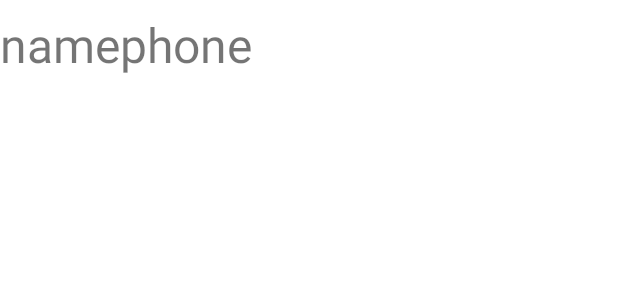
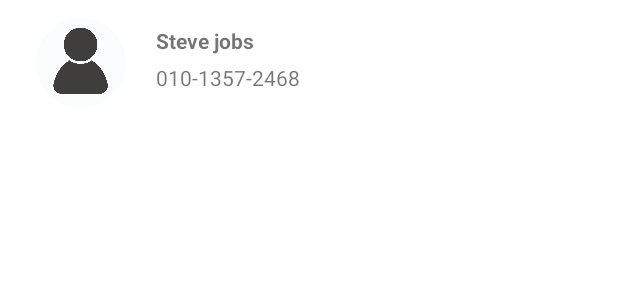
Before and after one commit to heading-2021/heading, an Android app: the layout tab1_item_recycle.xml on its own in the app's theme, with its tools: preview values and no code run, on a phone screen of 412 x 824 dp. Shown: the top 300 px of the screen. Run offline under Robolectric (Android 15) with nearby library versions, the phone set to English and light mode, and no system bars.

Commit message:
contacts ui with no special function done

```diff
--- a/app/build.gradle
+++ b/app/build.gradle
@@ -33,7 +33,7 @@ android {
 }
 
 dependencies {
-
+    implementation 'androidx.work:work-runtime-ktx:2.7.0'
     implementation 'androidx.core:core-ktx:1.7.0'
     implementation 'androidx.appcompat:appcompat:1.4.0'
     implementation 'com.google.android.material:material:1.4.0'
--- a/app/src/main/java/com/example/test/Tab1.kt
+++ b/app/src/main/java/com/example/test/Tab1.kt
@@ -1,7 +1,11 @@
 package com.example.test
 
+import android.Manifest
+import android.app.AlertDialog
 import android.content.ContentResolver
 import android.content.Context
+import android.content.DialogInterface
+import android.content.pm.PackageManager
 import android.database.Cursor
 import android.net.Uri
 import android.os.Bundle
@@ -11,9 +15,11 @@ import androidx.fragment.app.Fragment
 import android.view.LayoutInflater
 import android.view.View
 import android.view.ViewGroup
+import androidx.core.app.ActivityCompat
+import androidx.core.content.ContextCompat
 import androidx.recyclerview.widget.LinearLayoutManager
 import androidx.recyclerview.widget.RecyclerView
-import kotlinx.android.synthetic.main.tab1_fragment.*
+import kotlinx.android.synthetic.main.fragment_tab1.*
 
 class Tab1 : Fragment() {
     // TODO: Rename and change types of parameters
@@ -22,12 +28,26 @@ class Tab1 : Fragment() {
     private var mContext : Context? = null
     private var contactsData : MutableList<PhoneBook>? = null
 
+    override fun onRequestPermissionsResult(requestCode: Int, permissions:Array<String>, grantResults:IntArray){
+        when (requestCode) {
+            1000 -> {
+                if ((grantResults.isNotEmpty() && grantResults[0]== PackageManager.PERMISSION_GRANTED)) {
+                    //권한 획득 성공
+                }else{
+                    //권한 획득 실패
+                }
+            }
+        }
+    }
 
     override fun onAttach(context : Context){
         super.onAttach(context)
 //        Log.d("where","tab1Attach")
         if (context is MainActivity) {
             mContext = context
+            if (mContext == null){
+                throw java.lang.IllegalArgumentException("mContext is null")
+            }
         }
     }
 
@@ -37,27 +57,37 @@ class Tab1 : Fragment() {
     ): View? {
         // Inflate the layout for this fragment
 //        Log.d("where","tab1OnCreateView")
-        return inflater.inflate(R.layout.tab1_fragment, container, false)
+        return inflater.inflate(R.layout.fragment_tab1, container, false)
     }
 
     override fun onViewCreated(itemView: View, savedInstanceState: Bundle?) {
         super.onViewCreated(itemView, savedInstanceState)
-        Log.d("where","tab1OnCreatedView")
-        if (mContext!=null) {
+        if (ContextCompat.checkSelfPermission(mContext!!, Manifest.permission.READ_CONTACTS)==PackageManager.PERMISSION_DENIED){
+            if(ActivityCompat.shouldShowRequestPermissionRationale(requireActivity(), Manifest.permission.READ_CONTACTS)){
+                ActivityCompat.requestPermissions(requireActivity(),arrayOf(Manifest.permission.READ_CONTACTS), 1000)
+//                showExplanation(mContext!!,"Permission needed","give permission",Manifest.permission.READ_CONTACTS,1000)
+            }else{
+                ActivityCompat.requestPermissions(requireActivity(),arrayOf(Manifest.permission.READ_CONTACTS), 1000)
+            }
+        }
 
+        if (ContextCompat.checkSelfPermission(mContext!!, Manifest.permission.READ_CONTACTS)!=PackageManager.PERMISSION_DENIED){
+            Log.d("where","tab1 OnCreatedView")
+            if (mContext!=null) {
+                contactsData = getContacts(mContext!!)
+                recycler_view.apply {
+                    layoutManager = LinearLayoutManager(activity)
+                    adapter = Tab1Adapter(contactsData!!, mContext!!)
+                }
+            }else {throw IllegalArgumentException("cursor is null")}
+        }else {throw IllegalArgumentException("permission error")}
 
-            contactsData = getContacts(mContext!!)
-            recycler_view.apply {
-                layoutManager = LinearLayoutManager(activity)
-                adapter = Tab1Adapter(contactsData!!, mContext!!)
-
-            }
-        }else {throw IllegalArgumentException("cursor is null")}
     }
 }
 
 public data class PhoneBook (
     val id : String,
+    val userPhoto : Int,
     val name : String,
     val phone : String
 )
@@ -95,7 +125,7 @@ public fun getContacts(context: Context) : MutableList<PhoneBook>{
             val name: String = cursor.getString(nameIndex)
             val phone: String = cursor.getString(phoneIndex)
 
-            val phoneBook: PhoneBook = PhoneBook(id, name, phone)
+            val phoneBook: PhoneBook = PhoneBook(id,1, name, phone)
 
             datas.add(phoneBook)
         }
--- a/app/src/main/java/com/example/test/Tab1Adapter.kt
+++ b/app/src/main/java/com/example/test/Tab1Adapter.kt
@@ -1,40 +1,21 @@
 package com.example.test
-import android.content.ContentResolver
 import android.content.Context
-import android.content.Intent
-import android.database.Cursor
-import android.net.Uri
-import android.provider.ContactsContract
 import android.view.LayoutInflater
 import android.view.View
 import android.view.ViewGroup
+import android.widget.ImageView
 import android.widget.TextView
 
 import androidx.recyclerview.widget.RecyclerView
-import java.security.AccessController.getContext
-
-import android.os.Bundle
-import android.provider.MediaStore
-import android.util.Log
-import androidx.fragment.app.Fragment
-import android.widget.Button
-import android.widget.Toast
-import androidx.appcompat.app.AppCompatActivity
-import androidx.recyclerview.widget.LinearLayoutManager
-
-
 
 
 class Tab1Adapter(private val datas : MutableList<PhoneBook>,private val context:Context) : RecyclerView.Adapter<Tab1Adapter.ViewHolder>() {
 
-
-
-
     inner class ViewHolder(itemView:View) : RecyclerView.ViewHolder(itemView){
-        var itemName : TextView = itemView.findViewById(R.id.tab1_name)
-        var itemPhone : TextView = itemView.findViewById(R.id.tab1_phone)
+        var itemName : TextView = itemView.findViewById(R.id.tab1_name2)
+        var itemPhone : TextView = itemView.findViewById(R.id.tab1_phone2)
+        var itemPhoto : ImageView = itemView.findViewById(R.id.tab1_photo2)
     }
-
 
     override fun onCreateViewHolder(viewGroup :ViewGroup , position : Int): ViewHolder{
         val v = LayoutInflater.from(viewGroup.context).inflate(R.layout.tab1_item_recycle,viewGroup,false)
@@ -52,6 +33,7 @@ class Tab1Adapter(private val datas : MutableList<PhoneBook>,private val context
 //
         viewHolder.itemName.text = curdata.name
         viewHolder.itemPhone.text = curdata.phone
+        viewHolder.itemPhoto.setImageResource(R.drawable.person_icon)
 //          viewHolder.itemName.text = name[position]
 //          viewHolder.itemPhone.text = phone[position]
     }
--- a/app/src/main/res/layout/tab1_fragment.xml
+++ b/app/src/main/res/layout/fragment_tab1.xml
@@ -12,7 +12,6 @@
         <androidx.recyclerview.widget.RecyclerView
             android:id="@+id/recycler_view"
             android:layout_width="match_parent"
-            android:layout_height="match_parent"
-            />
+            android:layout_height="match_parent" />
     </androidx.constraintlayout.widget.ConstraintLayout>
 </FrameLayout>
--- a/app/src/main/res/layout/tab1_item_recycle.xml
+++ b/app/src/main/res/layout/tab1_item_recycle.xml
@@ -1,42 +1,42 @@
 <?xml version="1.0" encoding="utf-8"?>
-<androidx.constraintlayout.widget.ConstraintLayout xmlns:android="http://schemas.android.com/apk/res/android"
-    xmlns:app="http://schemas.android.com/apk/res-auto"
-    xmlns:tools="http://schemas.android.com/tools"
-    android:layout_width="match_parent"
-    android:layout_height="match_parent">
-
-    <LinearLayout
+<RelativeLayout
+        xmlns:android="http://schemas.android.com/apk/res/android"
+        xmlns:app="http://schemas.android.com/apk/res-auto"
         android:layout_width="match_parent"
         android:layout_height="wrap_content"
-        android:layout_marginTop="8dp"
-        app:layout_constraintStart_toStartOf="parent"
-        app:layout_constraintTop_toTopOf="parent">
+        android:layout_marginStart="24dp"
+        android:layout_marginTop="12dp"
+        android:paddingBottom="10dp"
+        app:layout_constraintBottom_toBottomOf="parent"
+        app:layout_constraintEnd_toEndOf="parent"
+        app:layout_constraintHorizontal_bias="0.0"
+        app:layout_constraintStart_toStartOf="parent">
+
+        <ImageView
+            android:id="@+id/tab1_photo2"
+            android:layout_width="60dp"
+            android:layout_height="60dp"
+            android:contentDescription="person_icon_image"
+            android:src="@drawable/person_icon" />
 
         <TextView
-            android:id="@+id/tab1_name"
+            android:id="@+id/tab1_name2"
             android:layout_width="wrap_content"
             android:layout_height="wrap_content"
-            android:text="name"
-            android:textSize="32sp"
-            app:layout_constraintBottom_toBottomOf="parent"
-            app:layout_constraintEnd_toEndOf="parent"
-            app:layout_constraintHorizontal_bias="0.129"
-            app:layout_constraintStart_toStartOf="parent"
-            app:layout_constraintTop_toTopOf="parent"
-            app:layout_constraintVertical_bias="0.069" />
+            android:layout_alignParentTop="true"
+            android:layout_marginStart="20dp"
+            android:layout_marginTop="5dp"
+            android:layout_toRightOf="@id/tab1_photo2"
+            android:text="Steve jobs"
+            android:textStyle="bold" />
 
         <TextView
-            android:id="@+id/tab1_phone"
-            android:layout_width="wrap_content"
+            android:id="@+id/tab1_phone2"
+            android:layout_width="match_parent"
             android:layout_height="wrap_content"
-            android:text="phone"
-            android:textSize="32sp"
-            app:layout_constraintBottom_toBottomOf="parent"
-            app:layout_constraintEnd_toEndOf="parent"
-            app:layout_constraintHorizontal_bias="0.445"
-            app:layout_constraintStart_toStartOf="parent"
-            app:layout_constraintTop_toTopOf="parent"
-            app:layout_constraintVertical_bias="0.069" />
-    </LinearLayout>
-
-</androidx.constraintlayout.widget.ConstraintLayout>
+            android:layout_below="@id/tab1_name2"
+            android:layout_alignStart="@id/tab1_name2"
+            android:layout_alignBottom="@id/tab1_photo2"
+            android:layout_marginTop="5dp"
+            android:text="010-1357-2468" />
+</RelativeLayout>
```
Also changed, not shown: app/src/main/java/com/example/test/MainActivity.kt (+9 -0 lines), app/src/main/res/drawable-v24/person_icon.png (added).
